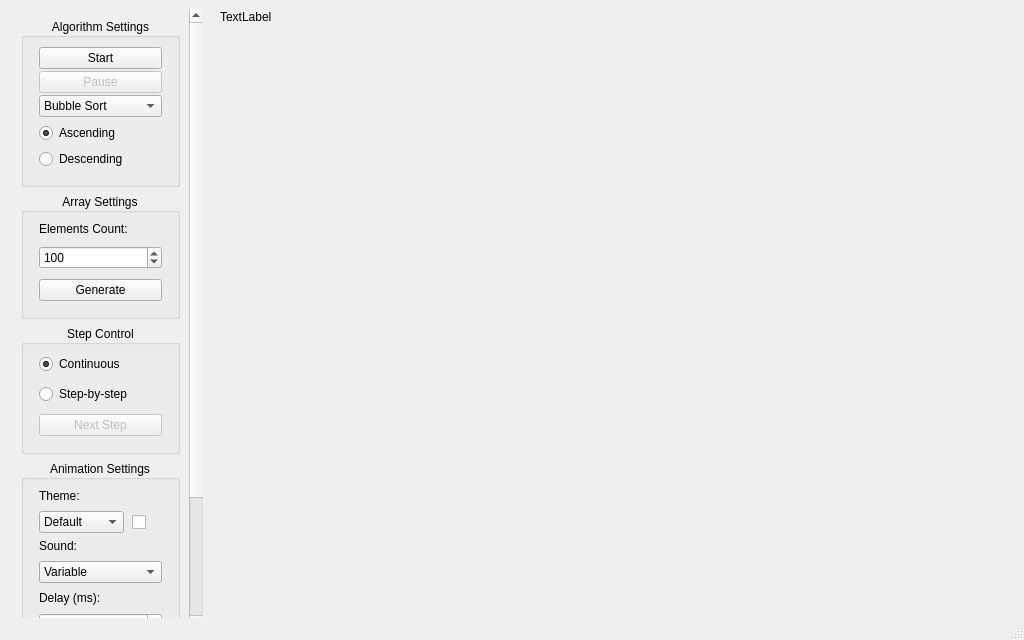
First picture: the form in mainwindow.ui, repository adamt-eng/sorting-visualizer, before the edit.
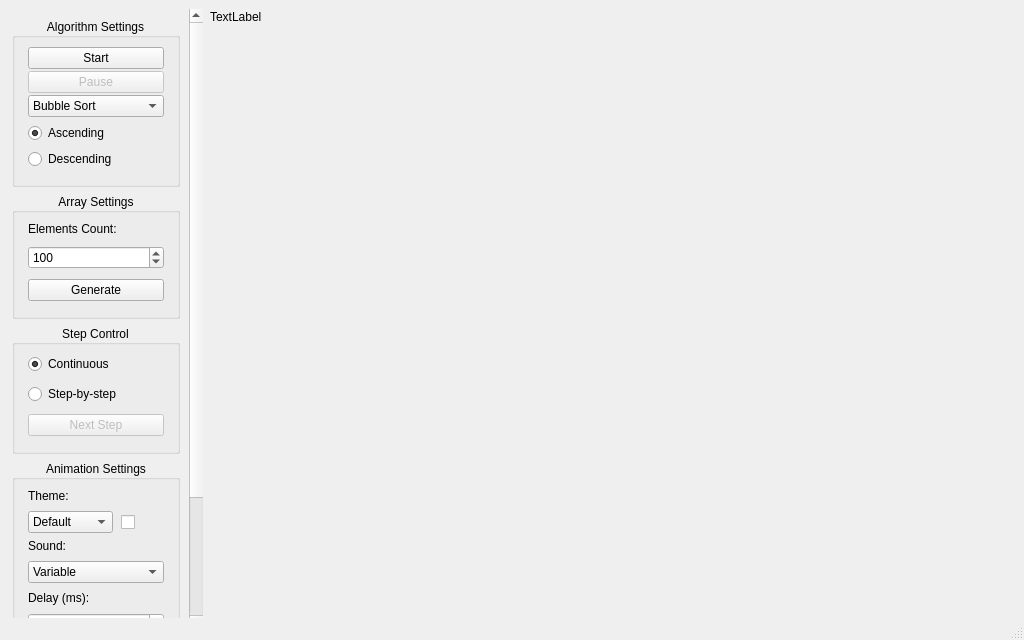
Second picture: the form after the edit. Icons and pictures are not drawn.

Diff of the .ui file:
```diff
--- a/mainwindow.ui
+++ b/mainwindow.ui
@@ -38,9 +38,9 @@
    <widget class="QLabel" name="textLabel">
     <property name="geometry">
      <rect>
-      <x>220</x>
+      <x>210</x>
       <y>10</y>
-      <width>791</width>
+      <width>801</width>
       <height>601</height>
      </rect>
     </property>
@@ -125,12 +125,15 @@
      <property name="geometry">
       <rect>
        <x>0</x>
-       <y>-212</y>
+       <y>0</y>
        <width>177</width>
        <height>832</height>
       </rect>
      </property>
      <layout class="QVBoxLayout" name="verticalLayout_2">
+      <property name="leftMargin">
+       <number>0</number>
+      </property>
       <item>
        <widget class="QGroupBox" name="algorithmSettingsGroupBox">
         <property name="sizePolicy">
@@ -147,10 +150,10 @@
         </property>
         <layout class="QVBoxLayout" name="verticalLayout_3">
          <property name="leftMargin">
-          <number>15</number>
+          <number>13</number>
          </property>
          <property name="rightMargin">
-          <number>15</number>
+          <number>13</number>
          </property>
          <property name="bottomMargin">
           <number>15</number>
@@ -356,10 +359,10 @@
         </property>
         <layout class="QVBoxLayout" name="verticalLayout_6">
          <property name="leftMargin">
-          <number>15</number>
+          <number>13</number>
          </property>
          <property name="rightMargin">
-          <number>15</number>
+          <number>13</number>
          </property>
          <property name="bottomMargin">
           <number>15</number>
@@ -453,10 +456,10 @@
         </property>
         <layout class="QVBoxLayout" name="verticalLayout_5">
          <property name="leftMargin">
-          <number>15</number>
+          <number>13</number>
          </property>
          <property name="rightMargin">
-          <number>15</number>
+          <number>13</number>
          </property>
          <property name="bottomMargin">
           <number>15</number>
@@ -553,10 +556,10 @@
         </property>
         <layout class="QVBoxLayout" name="verticalLayout_4">
          <property name="leftMargin">
-          <number>15</number>
+          <number>13</number>
          </property>
          <property name="rightMargin">
-          <number>15</number>
+          <number>13</number>
          </property>
          <property name="bottomMargin">
           <number>15</number>
```
Left out of the diff: 6 changed lines with no effect on the pictures.
